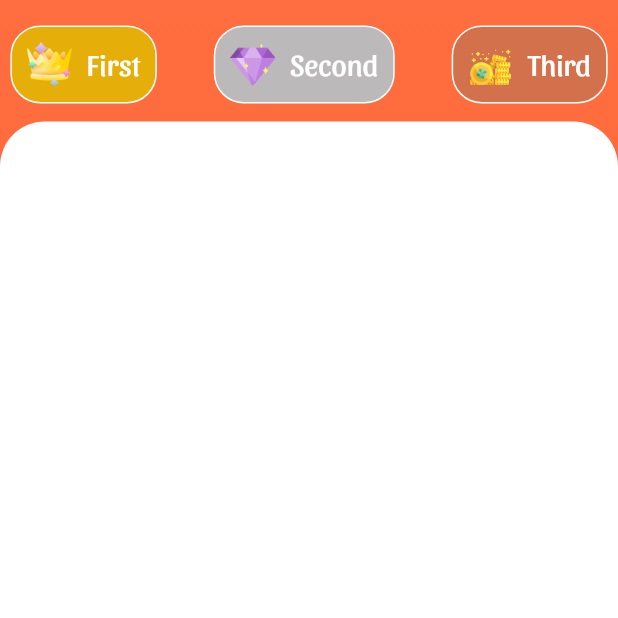
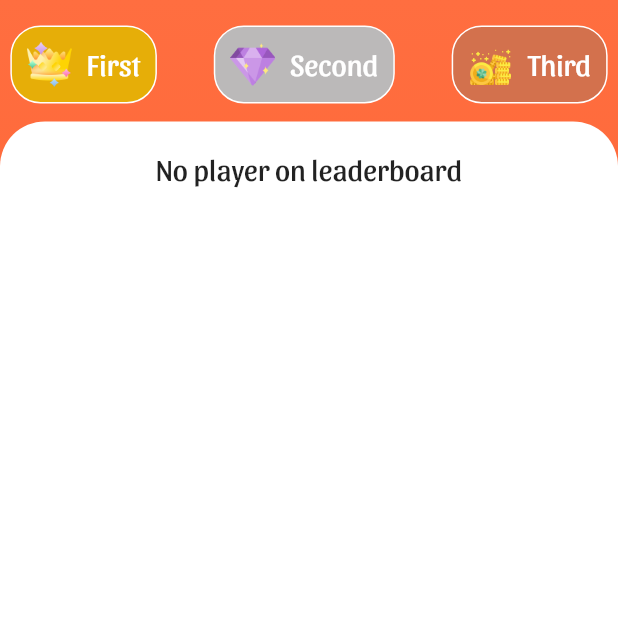
Before and after one commit to El-Technologies/Rumber, a Flutter app: the LeaderBoardScores screen opened directly, on a phone screen of 412 x 824 dp, the top half of it. Run offline on Flutter 3.47's test engine with Material 2 defaults, Android fonts, the phone set to English and light mode, and no system bars; our stand-ins replace audioplayers, auto_size_text, cloud_firestore, connectivity_plus, firebase_core, hive_flutter and 2 more; missing offline and left inert: glowstone; accounts and stored records are empty.

Commit message:
modified:   lib/data.dart 	modified:   lib/leaderboard.dart

```diff
--- a/lib/data.dart
+++ b/lib/data.dart
@@ -10,6 +10,7 @@ String username = "";
 late String userId;
 bool isLoggedIn = false;
 late int input, userIndex, nextUserIndex;
+int numberOfUsers = 0;
 List scoreList = [],
     leaderboardList = [
       ["User1", 1000],
--- a/lib/leaderboard.dart
+++ b/lib/leaderboard.dart
@@ -161,8 +161,16 @@ class _LeaderBoardScoresState extends State<LeaderBoardScores> {
                             if (snapshot.hasError) {
                               return const Text("Something went wrong");
                             } else if (snapshot.hasData) {
-                              return ListView.builder(
-                                itemCount: snapshot.data!.docs.length,
+                              numberOfUsers = snapshot.data!.docs.length;
+                              return Column(
+                                children: [
+                                  Text(
+                                    "${numberOfUsers > 0 ? "$numberOfUsers" : "No"} ${numberOfUsers > 1 ? "players" : "player"} on leaderboard",
+                                    style: const TextStyle(fontSize: 20),
+                                  ),
+                                  Expanded(
+                                    child: ListView.builder(
+                                      itemCount: numberOfUsers,
                                       itemBuilder: (_, int index) {
                                         DocumentSnapshot user =
                                             snapshot.data!.docs[index];
@@ -183,29 +191,33 @@ class _LeaderBoardScoresState extends State<LeaderBoardScores> {
                                             if (userIndex == index)
                                               const SizedBox(height: 10),
                                             Container(
-                                        margin: const EdgeInsets.symmetric(
+                                              margin:
+                                                  const EdgeInsets.symmetric(
                                                       horizontal: 15),
-                                        padding: const EdgeInsets.symmetric(
+                                              padding:
+                                                  const EdgeInsets.symmetric(
                                                       vertical: 10),
                                               decoration: BoxDecoration(
-                                          color: leaderboardColors(userIndex),
-                                          border:
-                                              Border.all(color: Colors.yellow),
+                                                color: leaderboardColors(
+                                                    userIndex),
+                                                border: Border.all(
+                                                    color: Colors.yellow),
                                                 borderRadius:
                                                     BorderRadius.circular(10),
                                               ),
                                               child: ListTile(
                                                 trailing: Card(
                                                   elevation: 20,
-                                            color: leaderboardColors(userIndex),
+                                                  color: leaderboardColors(
+                                                      userIndex),
                                                   shape: const CircleBorder(),
                                                   child: SizedBox(
                                                     height: 50,
                                                     width: 50,
                                                     child: Center(
                                                       child: Text(
-                                                  formatCurrency
-                                                      .format(user["score"]),
+                                                        formatCurrency.format(
+                                                            user["score"]),
                                                       ),
                                                     ),
                                                   ),
@@ -217,13 +229,16 @@ class _LeaderBoardScoresState extends State<LeaderBoardScores> {
                                                       fontSize: 20),
                                                   textAlign: TextAlign.center,
                                                 ),
-                                          leading:
-                                              leaderboardPositions(userIndex),
+                                                leading: leaderboardPositions(
+                                                    userIndex),
                                               ),
                                             ),
                                           ],
                                         );
                                       },
+                                    ),
+                                  ),
+                                ],
                               );
                             } else {
                               return const Center(
```
Lines whose indentation alone changed are shown as unchanged.
